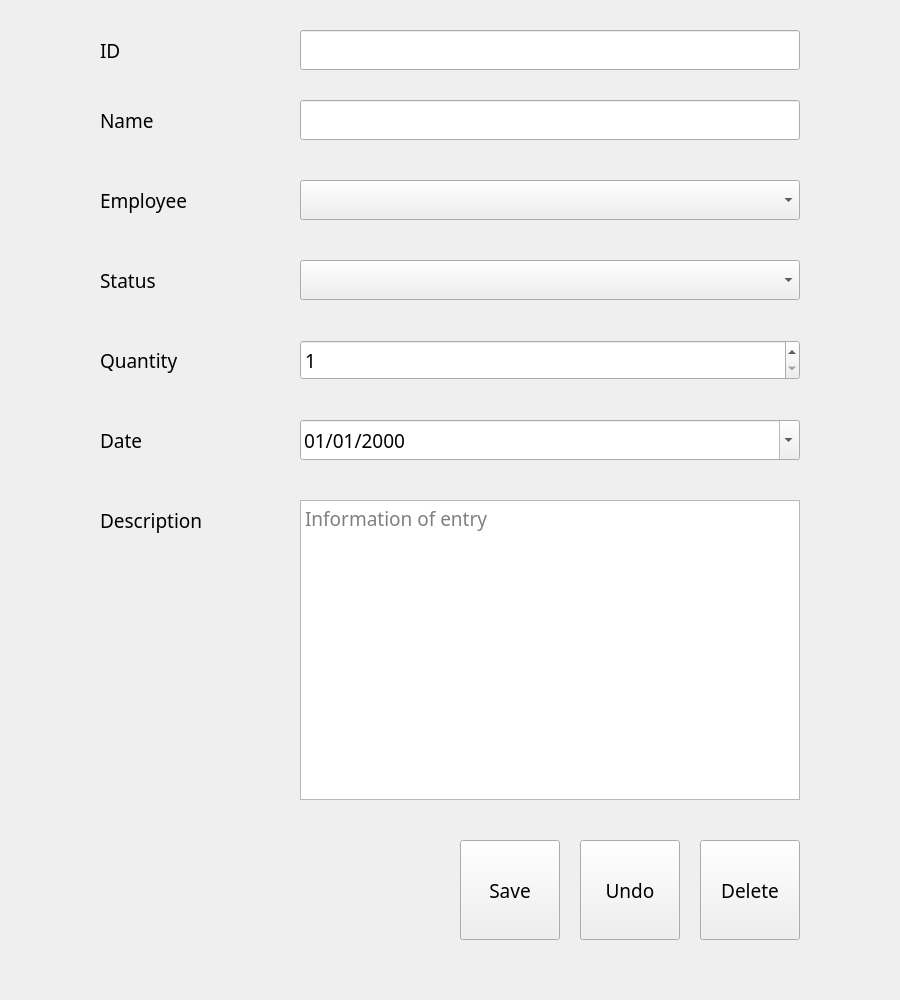
First picture: the form in UI/EditEntryPartLoop.ui, repository Tenesh/PartLoop, before the edit.
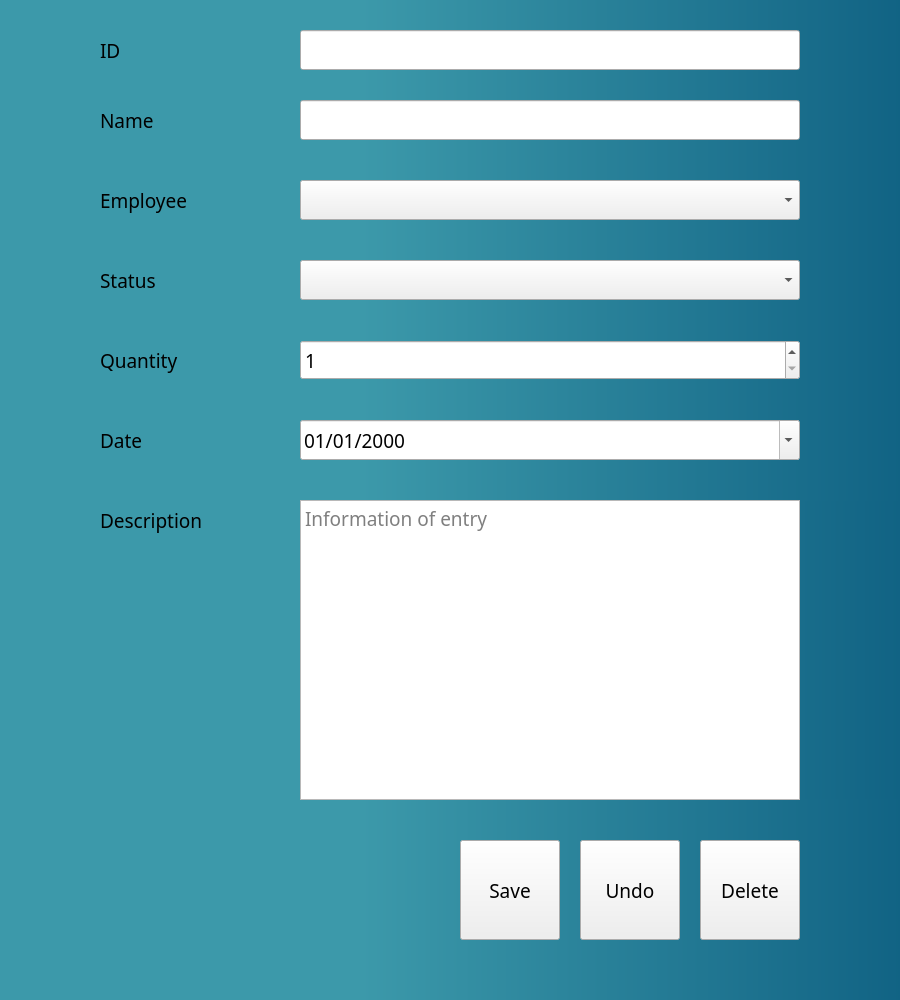
Second picture: the form after the edit.

```diff
--- a/UI/EditEntryPartLoop.ui
+++ b/UI/EditEntryPartLoop.ui
@@ -25,6 +25,12 @@
   <property name="windowTitle">
    <string>Edit Entry</string>
   </property>
+  <property name="styleSheet">
+   <string notr="true">#dialogEditEntry{
+	background-color: qlineargradient(spread:pad, x1:0, y1:0, x2:1, y2:0, stop:0.4 rgba(60, 153, 170, 255), stop:1 rgba(17, 99, 132, 255));
+}
+</string>
+  </property>
   <property name="sizeGripEnabled">
    <bool>false</bool>
   </property>
```
Left out of the diff: 3 changed lines with no effect on the pictures.
